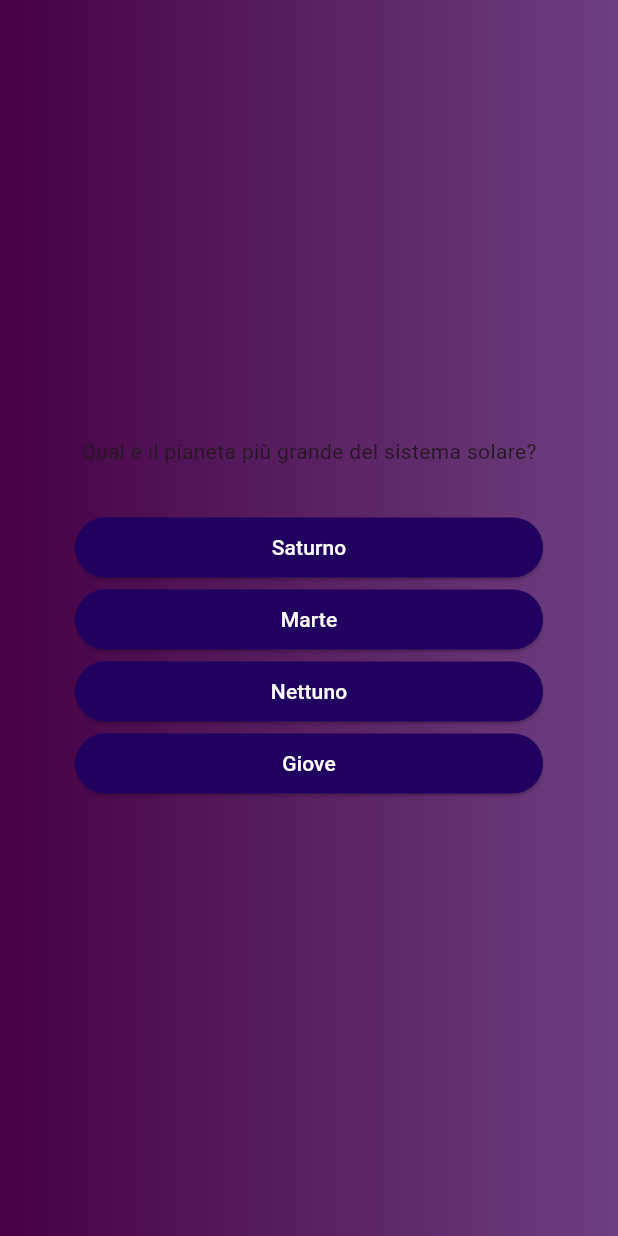
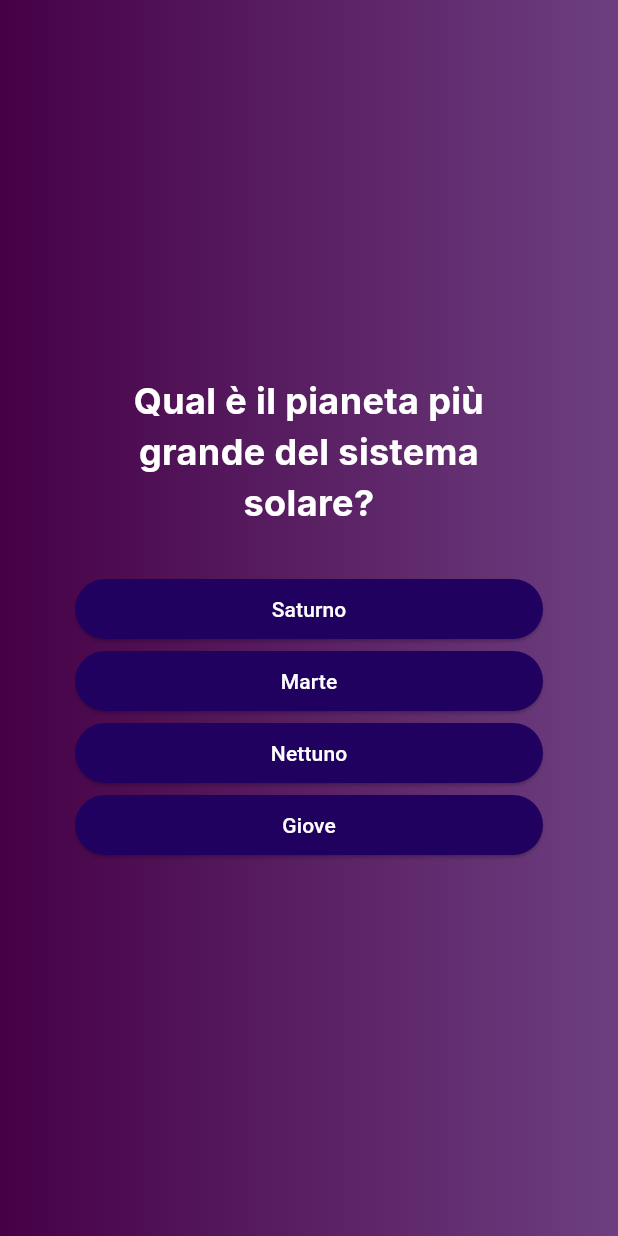
Before and after one commit to Perr4/quiz_app_corrected, a Flutter app: the screen it shows after launch, after a tap on "Start", on a phone screen of 412 x 824 dp. Run offline on Flutter 3.47's test engine with Material 3 defaults, Android fonts, the phone set to English and light mode, and no system bars; our stand-ins replace google_fonts.

Commit message:
Desing Change

```diff
--- a/lib/question_screen.dart
+++ b/lib/question_screen.dart
@@ -1,4 +1,5 @@
 import 'package:flutter/material.dart';
+import 'package:google_fonts/google_fonts.dart';
 import 'package:quiz_app_corrected/widget/answer_button.dart';
 import 'package:quiz_app_corrected/data/question_data.dart';
 
@@ -13,10 +14,19 @@ class QuestionScreen extends StatefulWidget {
 }
 
 class _QuestionState extends State<QuestionScreen> {
-  final currentQuestion = Question[0];
-
+  var currentQuestionIndex = 0;
   @override
   Widget build(BuildContext context) {
+    var currentQuestion = Question[currentQuestionIndex];
+
+    void answerQuestion() {
+      if (Question[currentQuestionIndex + 1].text.isNotEmpty) {
+        setState(() {
+          currentQuestionIndex++;
+        });
+      }
+    }
+
     return SizedBox(
       width: double.infinity,
       child: Container(
@@ -25,11 +35,19 @@ class _QuestionState extends State<QuestionScreen> {
           crossAxisAlignment: CrossAxisAlignment.stretch,
           mainAxisAlignment: MainAxisAlignment.center,
           children: [
-            Text(currentQuestion.text,textAlign: TextAlign.center),
+            Text(
+              currentQuestion.text,
+              textAlign: TextAlign.center,
+              style: GoogleFonts.inter(
+                color: Colors.white,
+                fontSize: 24,
+                fontWeight: FontWeight.bold,
+              ),
+            ),
             const SizedBox(height: 30),
-            ...currentQuestion.getShuffleAnswer().map((item){
-              return AnswerButton(item,(){});
-              })
+            ...currentQuestion.getShuffleAnswer().map((item) {
+              return AnswerButton(item, answerQuestion);
+            }),
           ],
         ),
       ),
--- a/lib/start_screen.dart
+++ b/lib/start_screen.dart
@@ -1,4 +1,5 @@
 import 'package:flutter/material.dart';
+import 'package:google_fonts/google_fonts.dart';
 
 class StartScreen extends StatelessWidget {
   const StartScreen(this.startSQuiz, {super.key});
@@ -8,17 +9,18 @@ final void Function() startSQuiz;
   Widget build(BuildContext context) {
    return Center(
       child: Column(
-        mainAxisSize: MainAxisSize.min,
+        mainAxisAlignment: MainAxisAlignment.center,
+
         children: [
           Image.asset('assets/images/image.png',
            width: 300),
-          const Text("The Quizz Start"),
+           Text("The Quizz Start",style:GoogleFonts.inter(fontSize: 30 ,color: Colors.white,fontWeight: FontWeight.bold),),
            OutlinedButton.icon(
             icon: Icon(Icons.arrow_right_alt),
             onPressed: startSQuiz,
             label: Text(
               "Start",
-              style: TextStyle(fontSize: 24,
+              style: GoogleFonts.inter(fontSize: 24,
                color: Color.fromARGB(255, 255, 255, 255)),
             ),
 
--- a/lib/widget/answer_button.dart
+++ b/lib/widget/answer_button.dart
@@ -11,7 +11,7 @@ class AnswerButton extends StatelessWidget {
   @override
   Widget build(BuildContext context) {
     return ElevatedButton(
-      onPressed: () {},
+      onPressed: onTap,
       style: ElevatedButton.styleFrom(
         backgroundColor: Color.fromARGB(255, 33, 1, 95),
         foregroundColor: Colors.white,
--- a/pubspec.yaml
+++ b/pubspec.yaml
@@ -34,6 +34,7 @@ dependencies:
   # The following adds the Cupertino Icons font to your application.
   # Use with the CupertinoIcons class for iOS style icons.
   cupertino_icons: ^1.0.8
+  google_fonts: ^8.0.2
 
 dev_dependencies:
   flutter_test:
@@ -45,6 +46,7 @@ dev_dependencies:
   # package. See that file for information about deactivating specific lint
   # rules and activating additional ones.
   flutter_lints: ^6.0.0
+
 
 # For information on the generic Dart part of this file, see the
 # following page: https://dart.dev/tools/pub/pubspec
```
Also changed, not shown: pubspec.lock.
